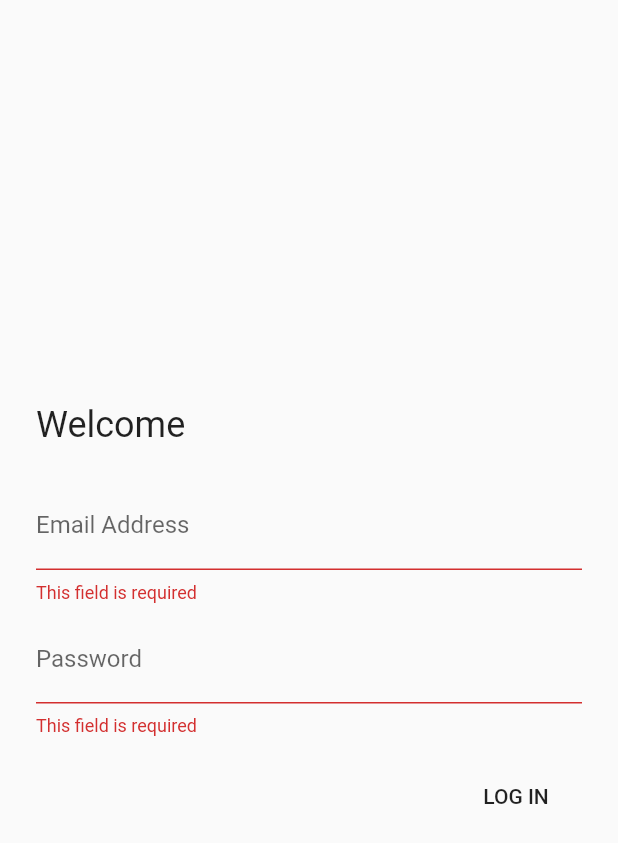
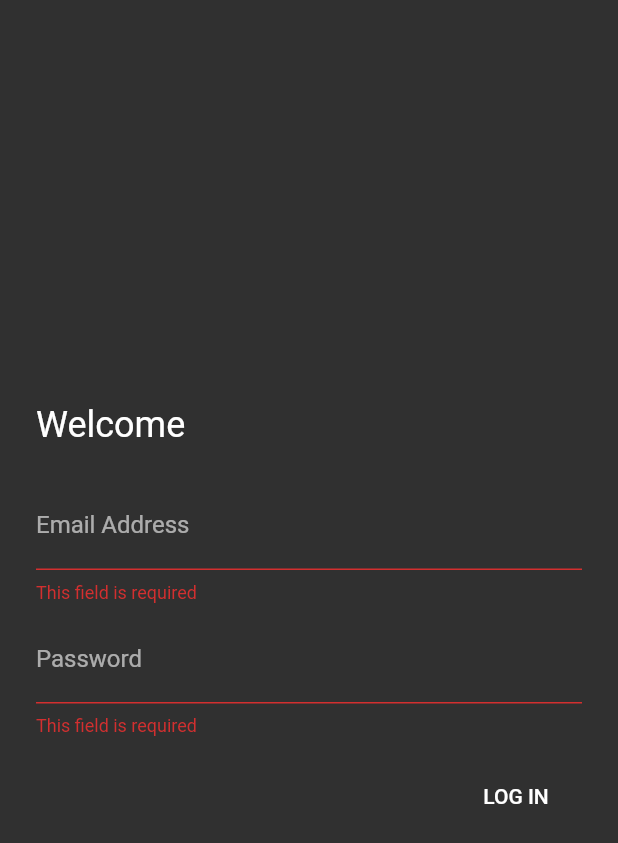
Before and after one commit to sergiossm/Github-Issues, a Flutter app: the screen it shows after launch, after a tap on "LOG IN", on a phone screen of 412 x 824 dp. Shown: the top 843 px of the screen. Run offline on Flutter 3.47's test engine with Material 2 defaults, Android fonts, the phone set to English and light mode, and no system bars; our stand-ins replace firebase_auth, firebase_core, flutter_widget_from_html_core, freezed_annotation, get_it, graphql_flutter and 4 more; accounts and stored records are empty; generated files the repository leaves out were written again.

Commit message:
Shared Preferences for Theme

```diff
--- /dev/null
+++ b/lib/constants/shared_preferences.dart
@@ -0,0 +1 @@
+const String THEME = 'theme';
--- a/lib/locator.dart
+++ b/lib/locator.dart
@@ -3,6 +3,8 @@ import 'package:github_issues/services/theme_service.dart';
 
 GetIt locator = GetIt.instance;
 
-void setupLocator() {
-  locator.registerLazySingleton(() => ThemeService());
+Future<void> setupLocator() async {
+  var themeService = ThemeService();
+  await themeService.init();
+  locator.registerLazySingleton(() => themeService);
 }
--- a/lib/main.dart
+++ b/lib/main.dart
@@ -12,7 +12,7 @@ import 'package:provider/provider.dart';
 
 void main() async {
   WidgetsFlutterBinding.ensureInitialized();
-  setupLocator();
+  await setupLocator();
   await Firebase.initializeApp();
   runApp(MyApp());
 }
--- a/lib/services/theme_service.dart
+++ b/lib/services/theme_service.dart
@@ -1,15 +1,33 @@
 import 'dart:async';
 
+import 'package:github_issues/constants/shared_preferences.dart';
+import 'package:github_issues/enums/enums.dart';
 import 'package:rxdart/rxdart.dart';
+import 'package:shared_preferences/shared_preferences.dart';
 
 class ThemeService {
   Stream<bool> get lightTheme => _lightThemeController.stream;
   final _lightThemeController = BehaviorSubject<bool>.seeded(true);
+  bool get isLight => _lightThemeController.value;
 
-  bool get isLight => _lightThemeController.value;
+  ThemeService();
+
+  Future<void> init() async {
+    _lightThemeController.add(
+      (await SharedPreferences.getInstance()).getString(THEME) ==
+              Themes.LIGHT.toString() ??
+          true,
+    );
+  }
 
   void toggle() {
     _lightThemeController.add(!_lightThemeController.value);
+    SharedPreferences.getInstance().then(
+      (prefs) => prefs.setString(
+        THEME,
+        (_lightThemeController.value ? Themes.LIGHT : Themes.DARK).toString(),
+      ),
+    );
   }
 
   void dispose() {
```
